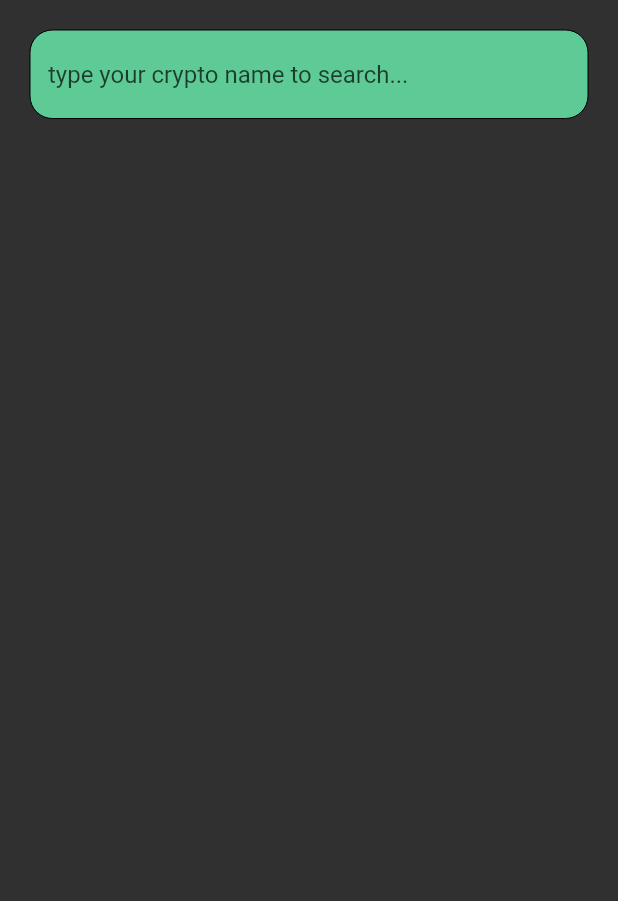
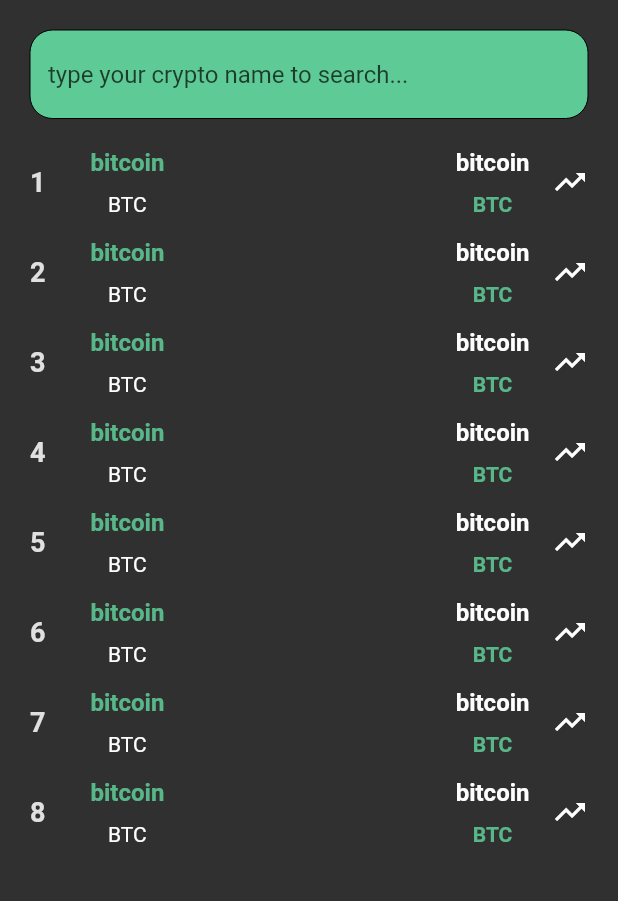
Before and after one commit to Terminatorking/crypto_market, a Flutter app: the screen it shows after launch, on a phone screen of 412 x 824 dp, the part 84-985 px from its top. Run offline on Flutter 3.47's test engine with Material 2 defaults, Android fonts, the phone set to English and light mode, and no system bars.

Commit message:
complete container of crypto

```diff
--- a/lib/screens/home_screen.dart
+++ b/lib/screens/home_screen.dart
@@ -63,6 +63,78 @@
               ),
             ),
           ),
+          Expanded(
+            child: Container(
+              margin: const EdgeInsets.fromLTRB(20, 0, 20, 20),
+              child: ListView.builder(
+                physics: const BouncingScrollPhysics(),
+                scrollDirection: Axis.vertical,
+                itemCount: 8,
+                itemBuilder: (context, index) {
+                  return Padding(
+                    padding: const EdgeInsets.only(bottom: 15),
+                    child: Row(
+                      children: [
+                        Text(
+                          (index + 1).toString(),
+                          style: TextStyle(
+                            color: Colors.grey[300],
+                            fontWeight: FontWeight.bold,
+                            fontSize: 18,
+                          ),
+                        ),
+                        const SizedBox(
+                          width: 30,
+                        ),
+                        Column(
+                          children: [
+                            Text(
+                              "bitcoin",
+                              style: TextStyle(
+                                color: Colors.greenAccent.withOpacity(0.7),
+                                fontWeight: FontWeight.bold,
+                                fontSize: 16,
+                              ),
+                            ),
+                            const SizedBox(
+                              height: 10,
+                            ),
+                            Text("BTC"),
+                          ],
+                        ),
+                        const Spacer(),
+                        Column(
+                          children: [
+                            Text(
+                              "bitcoin",
+                              style: TextStyle(
+                                fontSize: 16,
+                                fontWeight: FontWeight.bold,
+                              ),
+                            ),
+                            const SizedBox(
+                              height: 10,
+                            ),
+                            Text(
+                              "BTC",
+                              style: TextStyle(
+                                fontWeight: FontWeight.bold,
+                                color: Colors.greenAccent.withOpacity(0.7),
+                              ),
+                            ),
+                          ],
+                        ),
+                        const SizedBox(
+                          width: 15,
+                        ),
+                        Icon(Icons.trending_up)
+                      ],
+                    ),
+                  );
+                },
+              ),
+            ),
+          )
         ],
       ),
     );
```
